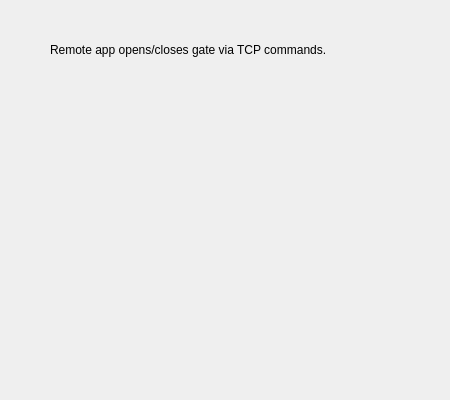
Old version of the form Forms/GateTCPPanel.ui in the repository billkarsh/SpikeGLX.
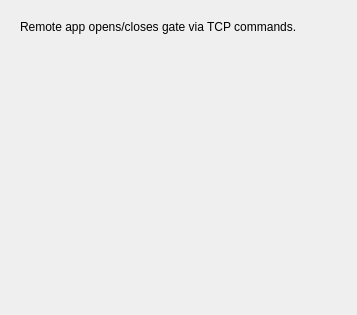
New version of the form.

The edit to the form file:
```diff
--- a/Forms/GateTCPPanel.ui
+++ b/Forms/GateTCPPanel.ui
@@ -6,26 +6,50 @@
    <rect>
     <x>0</x>
     <y>0</y>
-    <width>450</width>
-    <height>400</height>
+    <width>357</width>
+    <height>315</height>
    </rect>
   </property>
   <property name="windowTitle">
    <string>Form</string>
   </property>
-  <widget class="QLabel" name="label">
-   <property name="geometry">
-    <rect>
-     <x>50</x>
-     <y>40</y>
-     <width>371</width>
-     <height>20</height>
-    </rect>
+  <layout class="QGridLayout" name="gridLayout">
+   <property name="leftMargin">
+    <number>20</number>
    </property>
-   <property name="text">
-    <string>Remote app opens/closes gate via TCP commands.</string>
+   <property name="topMargin">
+    <number>20</number>
    </property>
-  </widget>
+   <property name="rightMargin">
+    <number>20</number>
+   </property>
+   <item row="0" column="0">
+    <widget class="QLabel" name="label">
+     <property name="sizePolicy">
+      <sizepolicy hsizetype="Expanding" vsizetype="Preferred">
+       <horstretch>0</horstretch>
+       <verstretch>0</verstretch>
+      </sizepolicy>
+     </property>
+     <property name="text">
+      <string>Remote app opens/closes gate via TCP commands.</string>
+     </property>
+    </widget>
+   </item>
+   <item row="1" column="0">
+    <spacer name="verticalSpacer">
+     <property name="orientation">
+      <enum>Qt::Vertical</enum>
+     </property>
+     <property name="sizeHint" stdset="0">
+      <size>
+       <width>20</width>
+       <height>244</height>
+      </size>
+     </property>
+    </spacer>
+   </item>
+  </layout>
  </widget>
  <resources/>
  <connections/>
```
